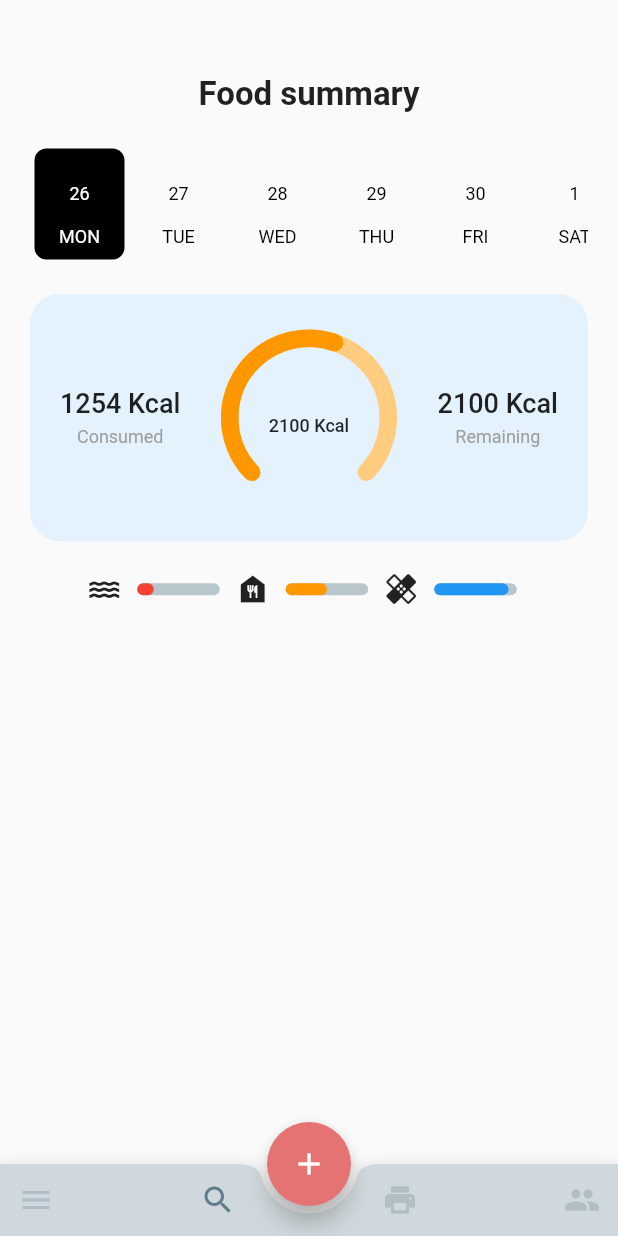
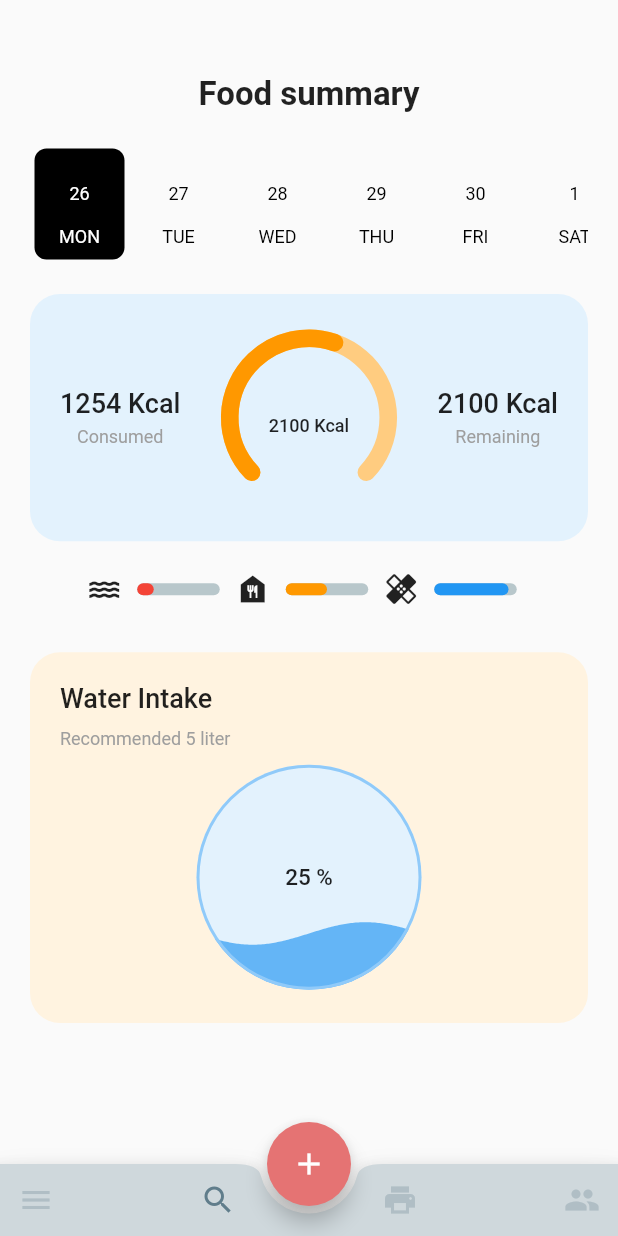
Before and after one commit to SilentCruzer/flutter_ui_collection, a Flutter app: the screen it shows after launch, item 2 of the bottom bar chosen, on a phone screen of 412 x 824 dp. Run offline on Flutter 3.47's test engine with Material 2 defaults, Android fonts, the phone set to English and light mode, and no system bars; drawn by our look-alikes of date_picker_timeline, percent_indicator, syncfusion_flutter_gauges; our stand-ins replace carousel_slider, liquid_progress_indicator, syncfusion_flutter_charts; network calls fail.

Commit message:
Implements Water intake in track screen

```diff
--- a/fitness_ui/lib/MainPages/Track.dart
+++ b/fitness_ui/lib/MainPages/Track.dart
@@ -1,5 +1,6 @@
 import 'package:date_picker_timeline/date_picker_widget.dart';
 import 'package:fitness_ui/MainPages/components/Track/KcalConsumed.dart';
+import 'package:fitness_ui/MainPages/components/Track/WaterIntake.dart';
 import 'package:flutter/cupertino.dart';
 import 'package:flutter/material.dart';
 
@@ -15,6 +16,8 @@ class _TrackState extends State<Track> {
   Widget build(BuildContext context) {
     return Padding(
       padding: EdgeInsets.only(top: 50, left: 20, right: 20),
+      child: Scaffold(
+        body: SingleChildScrollView(
           child: Column(
             children: [
               Row(
@@ -49,8 +52,11 @@ class _TrackState extends State<Track> {
               ),
               SizedBox(height: 20,),
               KcalConsumed(),
-          SizedBox(height: 20,),
+              SizedBox(height: 30,),
+              WaterIntake(),
             ],
+          ),
+        ),
       ),
     );
 
--- /dev/null
+++ b/fitness_ui/lib/MainPages/components/Track/WaterIntake.dart
@@ -0,0 +1,68 @@
+import 'package:flutter/cupertino.dart';
+import 'package:flutter/material.dart';
+import 'package:liquid_progress_indicator/liquid_progress_indicator.dart';
+
+import '../../../constants.dart';
+
+class WaterIntake extends StatefulWidget {
+  const WaterIntake({Key? key}) : super(key: key);
+
+  @override
+  State<WaterIntake> createState() => _WaterIntakeState();
+}
+
+class _WaterIntakeState extends State<WaterIntake> {
+  @override
+  Widget build(BuildContext context) {
+    return Container(
+      padding: EdgeInsets.all(20),
+      height: screenHeight * 0.3,
+      width: screenWidth,
+      decoration: new BoxDecoration(
+          color: Colors.orange.shade50,
+          borderRadius: BorderRadius.all(Radius.circular(20.0))),
+      child: Column(
+        crossAxisAlignment: CrossAxisAlignment.start,
+        children: [
+          Text("Water Intake",
+            style: TextStyle(
+              fontSize: 18,
+              fontWeight: FontWeight.w500
+            ),
+          ),
+          SizedBox(height: 10,),
+          Text("Recommended 5 liter",
+            style: TextStyle(
+                fontSize: 12,
+              color: Colors.grey
+            ),
+          ),
+          SizedBox(height: 10,),
+      Row(
+        mainAxisAlignment: MainAxisAlignment.center,
+        children: [
+          Container(
+            height: 150,
+            width: 150,
+            child: LiquidCircularProgressIndicator(
+              value: 0.25, // Defaults to 0.5.
+              valueColor: AlwaysStoppedAnimation(Colors.blue.shade300), // Defaults to the current Theme's accentColor.
+              backgroundColor: Colors.blue.shade50, // Defaults to the current Theme's backgroundColor.
+              borderColor: Colors.blue.shade200,
+              borderWidth: 2.0,
+              direction: Axis.vertical, // The direction the liquid moves (Axis.vertical = bottom to top, Axis.horizontal = left to right). Defaults to Axis.vertical.
+              center: Text("25 %",
+              style: TextStyle(
+                fontSize: 15,
+                fontWeight: FontWeight.w500,
+              ),),
+            ),
+          ),
+        ],
+      )
+
+      ],
+      ),
+    );
+  }
+}
--- a/fitness_ui/pubspec.yaml
+++ b/fitness_ui/pubspec.yaml
@@ -41,6 +41,7 @@ dependencies:
   date_picker_timeline: ^1.2.3
   syncfusion_flutter_gauges: ^20.4.44
   percent_indicator: ^4.2.2
+  liquid_progress_indicator: ^0.4.0
 
 dev_dependencies:
   flutter_test:
```
Also changed, not shown: fitness_ui/pubspec.lock. Lines whose indentation alone changed are shown as unchanged.
